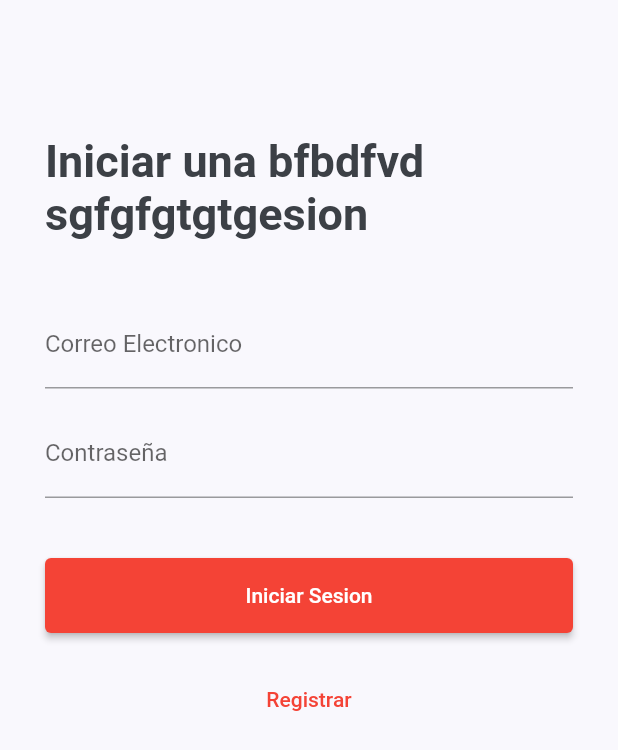
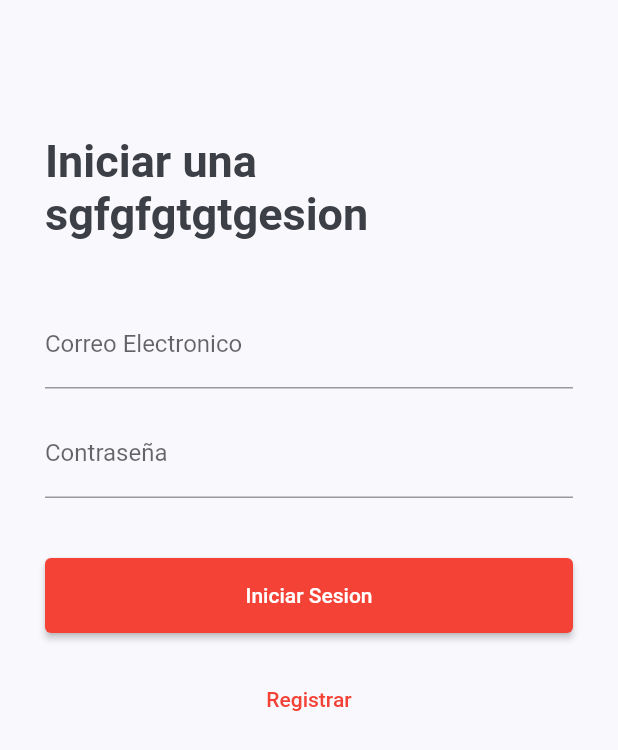
Before and after one commit to reynaldo57/partido_republicano_peruano, a Flutter app: the screen it shows after launch, on a phone screen of 412 x 824 dp. Shown: the top 750 px of the screen. Run offline on Flutter 3.47's test engine with Material 2 defaults, Android fonts, the phone set to English and light mode, and no system bars; our stand-ins replace cloud_firestore, firebase_auth, firebase_core, firebase_storage, flutter_svg, image_picker and 1 more; accounts and stored records are empty.

Commit message:
sexta commit

```diff
--- a/lib/screens/admin/login_admin_page.dart
+++ b/lib/screens/admin/login_admin_page.dart
@@ -73,7 +73,7 @@ class _LoginAdminPageState extends State<LoginAdminPage> {
                       height: 60.0,
                     ),
                     Text(
-                      "Iniciar una bfbdfvd sgfgfgtgtgesion",
+                      "Iniciar una  sgfgfgtgtgesion",
                       style: TextStyle(
                           fontSize: 30.0,
                           fontWeight: FontWeight.bold
```
